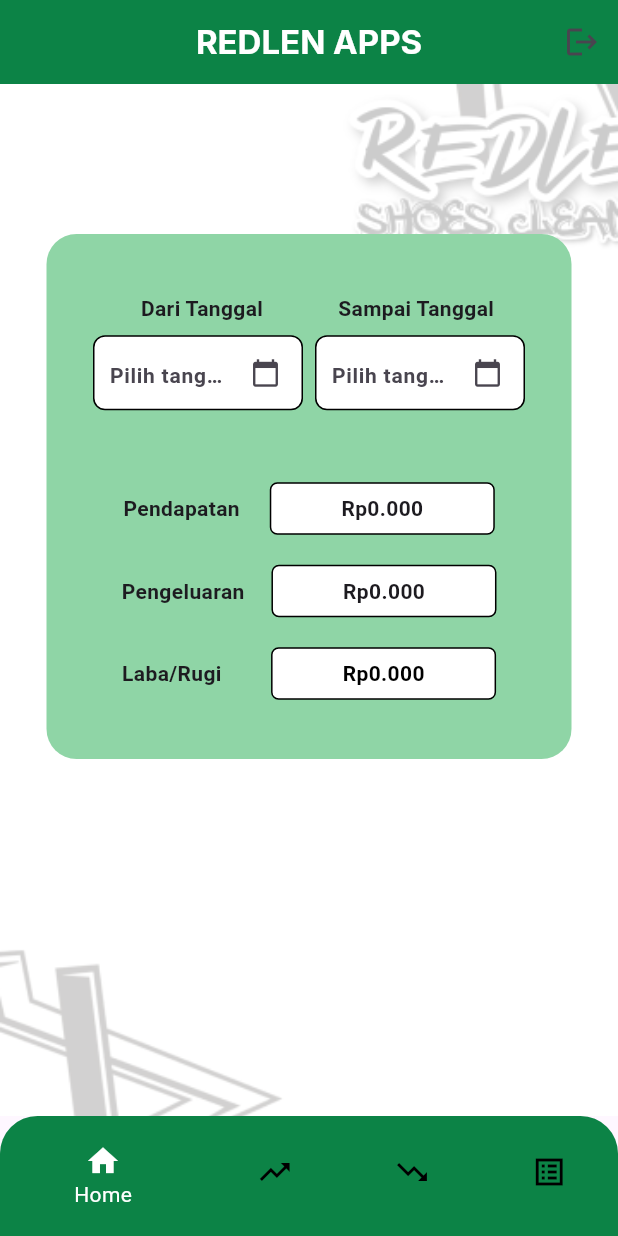
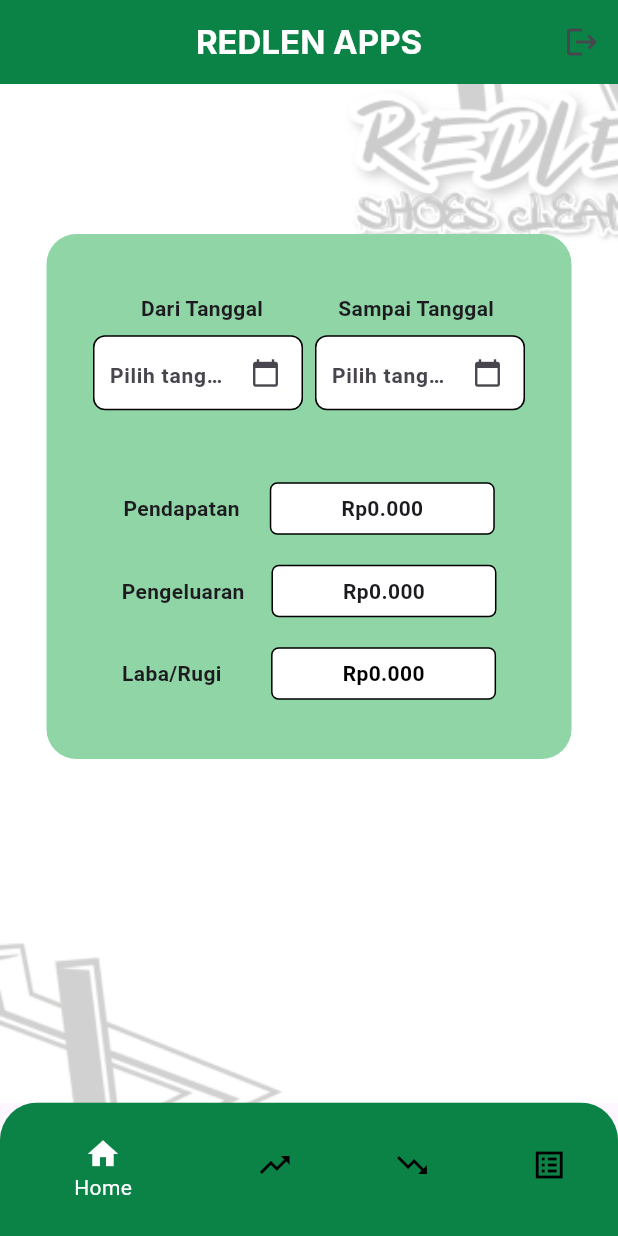
Before and after one commit to eunannana/redlenshoescleaning, a Flutter app: the Laporan screen opened directly, on a phone screen of 412 x 824 dp. Run offline on Flutter 3.47's test engine with Material 3 defaults, Android fonts, the phone set to English and light mode, and no system bars; our stand-ins replace cloud_firestore, firebase_auth, firebase_core, google_fonts; accounts and stored records are empty.

```diff
--- a/lib/view/laporan.dart
+++ b/lib/view/laporan.dart
@@ -36,7 +36,7 @@ class _LaporanState extends State<Laporan> {
       bottomNavigationBar: ClipRRect(
         borderRadius: const BorderRadius.vertical(top: Radius.circular(25.0)),
         child: SizedBox(
-          height: 80,
+          height: 89,
           child: BottomNavigationBar(
             selectedItemColor: Colors.white,
             unselectedItemColor: Colors.black,
--- a/lib/view/pendapatan/creatependapatan.dart
+++ b/lib/view/pendapatan/creatependapatan.dart
@@ -397,11 +397,7 @@ class _CreatePendapatanState extends State<CreatePendapatan> {
                               return const CircularProgressIndicator();
                             } else {
                               List<DropdownMenuItem<String>> dropdownItems = [];
-                              final items =
-                                  snapshot.data!.docs.where((element) {
-                                return element['deletedAt'] == null ||
-                                    element['deletedAt'] != 0;
-                              }).toList();
+                              final items = snapshot.data!.docs;
 
                               for (var item in items) {
                                 String itemName = item['treatment'];
```
